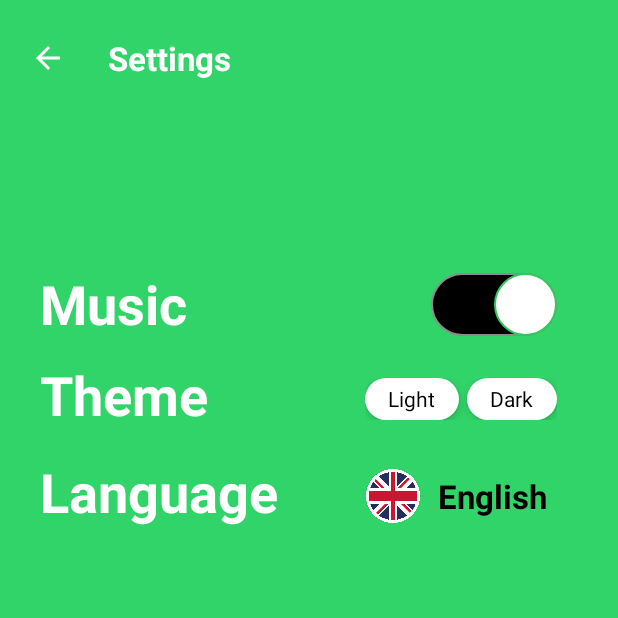
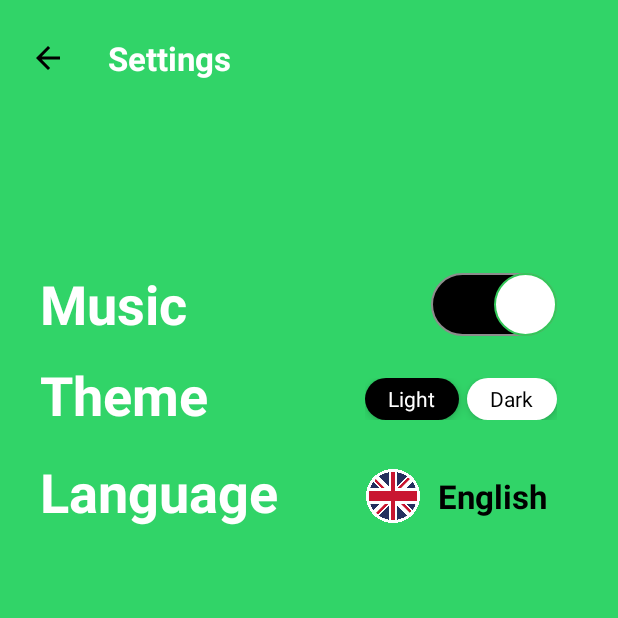
Before and after one commit to ughsxl/FoodWikipedia, an Android app: the screen it shows after launch (FragmentContainer), after a tap on an icon or button, on a phone screen of 412 x 824 dp, the top half of it. Run offline under Robolectric (Android 15) with nearby library versions, the phone set to English and light mode, and no system bars.

Commit message:
theme option (light/dark) implemented

```diff
--- a/app/src/main/java/android/bignerdranch/foodwikipedia/FragmentContainer.kt
+++ b/app/src/main/java/android/bignerdranch/foodwikipedia/FragmentContainer.kt
@@ -6,10 +6,14 @@ import android.bignerdranch.foodwikipedia.screen.Settings
 import android.content.Context
 import android.media.MediaPlayer
 import android.os.Bundle
+import android.widget.ImageButton
+import android.widget.TextView
+import android.widget.Toast
 import androidx.appcompat.app.AppCompatActivity
 import androidx.fragment.app.Fragment
 import androidx.fragment.app.FragmentManager
 import androidx.fragment.app.commit
+import kotlin.system.exitProcess
 
 class FragmentContainer: AppCompatActivity(), Navigator {
     private val binding by lazy {
@@ -24,6 +28,7 @@ class FragmentContainer: AppCompatActivity(), Navigator {
         setContentView(binding.root)
 
         setMusic()
+        setAppTheme()
 
         if (savedInstanceState == null) {
             replaceFragments(supportFragmentManager, Header.newInstance())
@@ -49,6 +54,48 @@ class FragmentContainer: AppCompatActivity(), Navigator {
         }
     }
 
+    override fun setAppTheme() {
+        val preferences = getSharedPreferences(Settings.THEME_PREFERENCES, Context.MODE_PRIVATE)
+        val pickedTheme = preferences.getString(Settings.THEME_STATE, "none")
+
+        when (pickedTheme) {
+            "Light" ->  {
+                setTheme(R.style.Theme_FoodWikipedia_Light)
+
+                try {
+                    findViewById<ImageButton>(R.id.arrowBack)
+                        .setImageResource(R.drawable.ic_baseline_arrow_back_light_24)
+
+                    findViewById<ImageButton>(R.id.toSettingsImageButton)
+                        .setImageResource(R.drawable.ic_baseline_settings_light_24)
+
+                    findViewById<TextView>(R.id.screenLabel).setTextColor(resources.getColor(R.color.white))
+                } catch (e: Exception) {}
+
+            }
+            "Dark" -> {
+                setTheme(R.style.Theme_FoodWikipedia_Night)
+
+                try {
+                    findViewById<ImageButton>(R.id.arrowBack)
+                        .setImageResource(R.drawable.ic_baseline_arrow_back_dark_24)
+
+                    findViewById<ImageButton>(R.id.toSettingsImageButton)
+                        .setImageResource(R.drawable.ic_baseline_settings_dark_24)
+
+                    findViewById<TextView>(R.id.screenLabel).setTextColor(resources.getColor(R.color.black))
+
+                } catch (e: Exception) {}
+
+            }
+            "none" -> Unit
+            else ->{
+                Toast.makeText(this, getString(R.string.an_error_occurred_toast), Toast.LENGTH_SHORT).show()
+                exitProcess(0)
+            }
+        }
+    }
+
 
     override fun launchFragment(manager: FragmentManager, fragment: Fragment) {
         manager.commit {
@@ -59,7 +106,8 @@ class FragmentContainer: AppCompatActivity(), Navigator {
                 R.anim.slide_out
             )
             replace(R.id.fragmentContainer, fragment)
-            addToBackStack(null)
+            addToBackStack("Header")
+
         }
     }
 
--- a/app/src/main/java/android/bignerdranch/foodwikipedia/Navigator.kt
+++ b/app/src/main/java/android/bignerdranch/foodwikipedia/Navigator.kt
@@ -11,4 +11,6 @@ interface Navigator {
     fun replaceFragments(manager: FragmentManager, fragment: Fragment)
 
     fun setMusic()
+
+    fun setAppTheme()
 }
--- a/app/src/main/java/android/bignerdranch/foodwikipedia/screen/Header.kt
+++ b/app/src/main/java/android/bignerdranch/foodwikipedia/screen/Header.kt
@@ -4,6 +4,7 @@
 import android.bignerdranch.foodwikipedia.R
 import android.bignerdranch.foodwikipedia.databinding.HeaderFragmentBinding
 import android.bignerdranch.foodwikipedia.navigator
+import android.content.Context
 import android.os.Bundle
 import android.view.View
 import android.widget.Toast
@@ -28,6 +29,7 @@
         super.onViewCreated(view, savedInstanceState)
         binding = HeaderFragmentBinding.bind(view)
 
+
         setupUI()
     }
 
@@ -44,6 +46,8 @@
 
         binding.includedActionBar.arrowBack.setImageResource(R.drawable.ic_baseline_exit_to_app_light_24)
         binding.includedActionBar.toSettingsImageButton.setImageResource(R.drawable.ic_baseline_settings_light_24)
+
+        navigator().setAppTheme()
 
         binding.includedActionBar.arrowBack.setOnClickListener { activity?.finish() }
 
@@ -158,7 +162,7 @@
                             "herb or spice"))
                 }
             }
-        else Toast.makeText(requireContext(), "First pick a category", Toast.LENGTH_SHORT).show()
+        else Toast.makeText(requireContext(), getString(R.string.first_pick_category_toast), Toast.LENGTH_SHORT).show()
     }
 
 
@@ -195,6 +199,26 @@
             .show()
     }
 
+    override fun onResume() {
+        super.onResume()
+        val preferences = activity?.getSharedPreferences(Settings.THEME_PREFERENCES, Context.MODE_PRIVATE)
+        val theme = preferences?.getString(Settings.THEME_STATE, "none")
+
+        when (theme) {
+            "Light" -> {
+                binding.includedActionBar.arrowBack.setImageResource(R.drawable.ic_baseline_exit_to_app_light_24)
+                binding.includedActionBar.screenLabel.setTextColor(activity?.resources?.getColor(R.color.white)!!)
+                binding.includedActionBar.toSettingsImageButton.setImageResource(R.drawable.ic_baseline_settings_light_24)
+            }
+            "Dark" -> {
+                binding.includedActionBar.arrowBack.setImageResource(R.drawable.ic_baseline_exit_to_app_dark_24)
+                binding.includedActionBar.screenLabel.setTextColor(activity?.resources?.getColor(R.color.black)!!)
+                binding.includedActionBar.toSettingsImageButton.setImageResource(R.drawable.ic_baseline_settings_dark_24)
+            }
+            else -> Unit
+        }
+    }
+
     companion object {
         fun newInstance() = Header()
     }
--- a/app/src/main/java/android/bignerdranch/foodwikipedia/screen/Settings.kt
+++ b/app/src/main/java/android/bignerdranch/foodwikipedia/screen/Settings.kt
@@ -8,6 +8,8 @@ import android.bignerdranch.foodwikipedia.screen.language_spinner.LanguageAdapte
 import android.content.Context
 import android.os.Bundle
 import android.view.View
+import android.widget.RadioButton
+import android.widget.Toast
 import androidx.fragment.app.Fragment
 
 class Settings : Fragment(R.layout.settings_fragment) {
@@ -25,16 +27,39 @@ class Settings : Fragment(R.layout.settings_fragment) {
         binding.musicOnOfSwitch.isChecked = activity?.getSharedPreferences(MUSIC_PREFERENCES, Context.MODE_PRIVATE)
             ?.getBoolean(MUSIC_STATE, true) ?: true
 
+        val pickedTheme = activity?.getSharedPreferences(THEME_PREFERENCES, Context.MODE_PRIVATE)
+            ?.getString(THEME_STATE, "none")
+
+        when (pickedTheme) {
+            "Light", "none" -> binding.lightThemeRadio.isChecked = true
+            "Dark" -> binding.darkThemeRadio.isChecked = true
+            else -> Toast.makeText(requireContext(), getString(R.string.an_error_occurred_toast), Toast.LENGTH_SHORT).show()
+        }
+
+        navigator().setAppTheme()
+
+
         binding.musicOnOfSwitch.setOnCheckedChangeListener { _, isChecked ->
-            setMusic(isChecked)
+            setMusicPreferences(isChecked)
+        }
+
+
+
+        binding.themeRadioGroup.setOnCheckedChangeListener { group, checkedId ->
+            val checkedRadio = group.findViewById(checkedId) as RadioButton
+            Toast.makeText(requireContext(), getString(R.string.exit_settings_to_make_the_theme_apply_toast), Toast.LENGTH_SHORT).show()
+            setThemePreferences(checkedRadio)
+            binding.includedActionBar.toSettingsImageButton.visibility = View.INVISIBLE
+
         }
 
         initList()
     }
 
 
-    private fun setMusic(isChecked: Boolean) {
+    private fun setMusicPreferences(isChecked: Boolean) {
         val preferences = activity?.getSharedPreferences(MUSIC_PREFERENCES, Context.MODE_PRIVATE)
+
         preferences?.edit()
             ?.putBoolean(MUSIC_STATE, isChecked)
             ?.apply()
@@ -42,9 +67,19 @@ class Settings : Fragment(R.layout.settings_fragment) {
         navigator().setMusic()
     }
 
+    private fun setThemePreferences(pickedTheme: RadioButton) {
+        val preferences = activity?.getSharedPreferences(THEME_PREFERENCES, Context.MODE_PRIVATE)
+
+        preferences?.edit()
+            ?.putString(THEME_STATE, pickedTheme.text.toString())
+            ?.apply()
+
+        navigator().setAppTheme()
+    }
 
     private fun initList() {
         mLanguageList = ArrayList()
+
         mLanguageList.run {
             add(Language("English", R.drawable.english_icon))
             add(Language("Russian", R.drawable.russia_icon))
@@ -57,11 +92,25 @@ class Settings : Fragment(R.layout.settings_fragment) {
         languageSpinner.adapter = mLanguageAdapter
     }
 
+    override fun onResume() {
+        super.onResume()
+
+
+        val preferences = activity?.getSharedPreferences(THEME_PREFERENCES, Context.MODE_PRIVATE)
+        val theme = preferences?.getString(THEME_STATE, "none")
+
+        if (theme == "none" || theme == "Dark")
+            binding.includedActionBar.arrowBack.setImageResource(R.drawable.ic_baseline_arrow_back_dark_24)
+    }
+
 
     companion object {
         const val MUSIC_PREFERENCES = "MUSIC_PREFERENCES"
         const val MUSIC_STATE = "MUSIC_STATE"
 
+        const val THEME_PREFERENCES = "THEME_PREFERENCES"
+        const val THEME_STATE = "THEME_STATE"
+
         fun newInstance() = Settings()
     }
 
--- a/app/src/main/res/layout/about_fragment.xml
+++ b/app/src/main/res/layout/about_fragment.xml
@@ -10,7 +10,7 @@
     android:orientation="vertical"
     tools:context=".screen.About" >
 
-    <include layout="@layout/actionbar_light_theme"
+    <include layout="@layout/actionbar"
         android:id="@+id/includedActionBar"/>
 
     <TextView
--- a/app/src/main/res/layout/category_fragment.xml
+++ b/app/src/main/res/layout/category_fragment.xml
@@ -8,7 +8,7 @@
 
     <include
         android:id="@+id/includedActionBar"
-        layout="@layout/actionbar_light_theme"/>
+        layout="@layout/actionbar"/>
 
     <TextView
         android:id="@+id/category_name"
--- a/app/src/main/res/layout/category_item_fragment.xml
+++ b/app/src/main/res/layout/category_item_fragment.xml
@@ -18,7 +18,7 @@
 
         <include
             android:id="@+id/includedActionBar"
-            layout="@layout/actionbar_light_theme"
+            layout="@layout/actionbar"
             android:layout_height="wrap_content"
             android:layout_width="match_parent"/>
 
--- a/app/src/main/res/layout/custom_languages_spinner.xml
+++ b/app/src/main/res/layout/custom_languages_spinner.xml
@@ -4,6 +4,7 @@
     android:layout_width="175dp"
     android:layout_height="wrap_content"
     android:padding="6dp"
+    android:background="@color/transparent_color"
     tools:ignore="UseCompoundDrawables">
 
     <ImageView
--- a/app/src/main/res/layout/header_fragment.xml
+++ b/app/src/main/res/layout/header_fragment.xml
@@ -9,7 +9,7 @@
     tools:context=".screen.Header"
     tools:ignore="contentDescription">
 
-    <include layout="@layout/actionbar_light_theme"
+    <include layout="@layout/actionbar"
         android:id="@+id/includedActionBar"/>
 
     <TextView
--- a/app/src/main/res/layout/settings_fragment.xml
+++ b/app/src/main/res/layout/settings_fragment.xml
@@ -9,7 +9,7 @@
     android:orientation="vertical"
     tools:context=".screen.Settings">
 
-    <include layout="@layout/actionbar_light_theme"
+    <include layout="@layout/actionbar"
         android:id="@+id/includedActionBar"/>
 
     <TextView
--- a/app/src/main/res/values/strings.xml
+++ b/app/src/main/res/values/strings.xml
@@ -72,11 +72,12 @@
     <string name="zinc_value">Zinc: %s</string>
 
 
-
-
     <!-- Core strings -->
     <string name="confirm_button_label">Confirm</string>
     <string name="pick_label">Pick</string>
+    <string name="first_pick_category_toast">First pick a category</string>
+    <string name="an_error_occurred_toast">An error occurred</string>
+    <string name="exit_settings_to_make_the_theme_apply_toast">Exit the settings to make the theme apply correctly</string>
 
 
     <!-- Food categories list -->
```
Also changed, not shown: app/src/main/java/android/bignerdranch/foodwikipedia/screen/About.kt (+15 -0 lines), app/src/main/java/android/bignerdranch/foodwikipedia/screen/CategoryItemScreen.kt (+21 -0 lines), app/src/main/java/android/bignerdranch/foodwikipedia/screen/CategoryScreen.kt (+16 -0 lines), app/src/main/res/layout/actionbar_dark_theme.xml (deleted, +0 -58 lines), app/src/main/res/layout/actionbar.xml (renamed from app/src/main/res/layout/actionbar_light_theme.xml).
